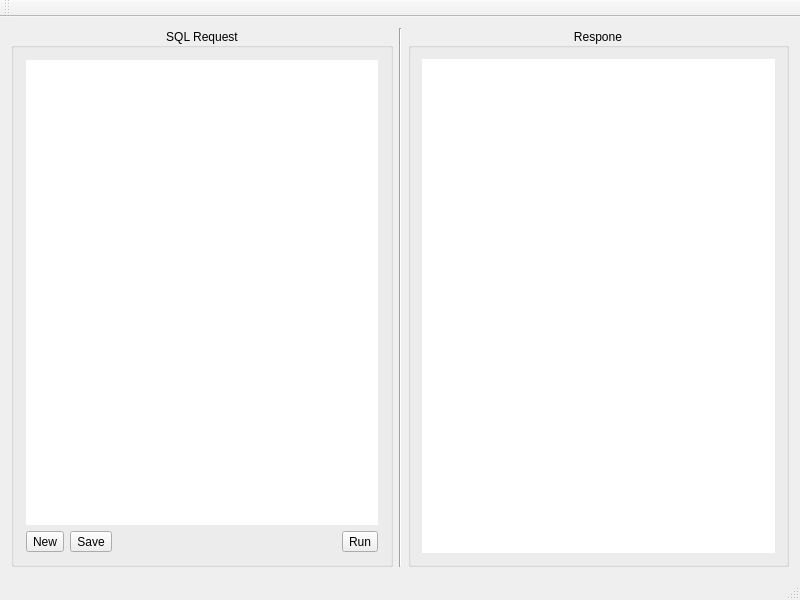
First picture: the form in app/SQirreL/gui/mainwindow.ui, repository ApplicationsForge/SQirreL, before the edit.
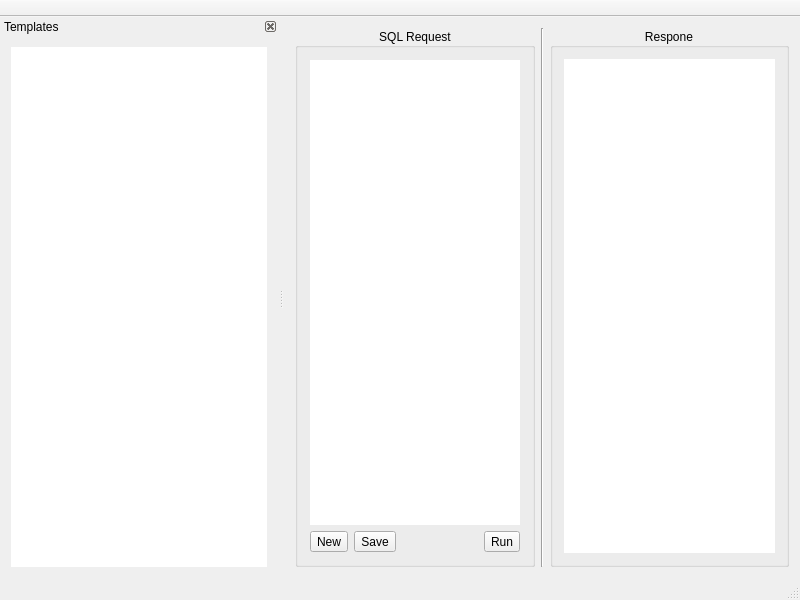
Second picture: the form after the edit. Custom widgets are drawn as their Qt base class.

Commit message: add templates list

```diff
--- a/app/SQirreL/gui/mainwindow.ui
+++ b/app/SQirreL/gui/mainwindow.ui
@@ -167,6 +167,9 @@
    </property>
   </widget>
   <widget class="QToolBar" name="mainToolBar">
+   <property name="movable">
+    <bool>false</bool>
+   </property>
    <attribute name="toolBarArea">
     <enum>TopToolBarArea</enum>
    </attribute>
@@ -175,6 +178,45 @@
    </attribute>
   </widget>
   <widget class="QStatusBar" name="statusBar"/>
+  <widget class="QDockWidget" name="templatesDockWidget">
+   <property name="sizePolicy">
+    <sizepolicy hsizetype="Preferred" vsizetype="Preferred">
+     <horstretch>1</horstretch>
+     <verstretch>0</verstretch>
+    </sizepolicy>
+   </property>
+   <property name="features">
+    <set>QDockWidget::DockWidgetClosable</set>
+   </property>
+   <property name="windowTitle">
+    <string>Templates</string>
+   </property>
+   <attribute name="dockWidgetArea">
+    <number>1</number>
+   </attribute>
+   <widget class="QWidget" name="dockWidgetContents">
+    <layout class="QGridLayout" name="gridLayout">
+     <item row="0" column="0">
+      <widget class="QListWidget" name="listWidget">
+       <property name="frameShape">
+        <enum>QFrame::NoFrame</enum>
+       </property>
+       <property name="editTriggers">
+        <set>QAbstractItemView::NoEditTriggers</set>
+       </property>
+       <property name="alternatingRowColors">
+        <bool>true</bool>
+       </property>
+      </widget>
+     </item>
+    </layout>
+   </widget>
+  </widget>
+  <action name="actionTemplates">
+   <property name="text">
+    <string>Templates</string>
+   </property>
+  </action>
  </widget>
  <layoutdefault spacing="6" margin="11"/>
  <customwidgets>
```
Left out of the diff: 4 changed lines with no effect on the pictures. The commit also changes 2 other files.
